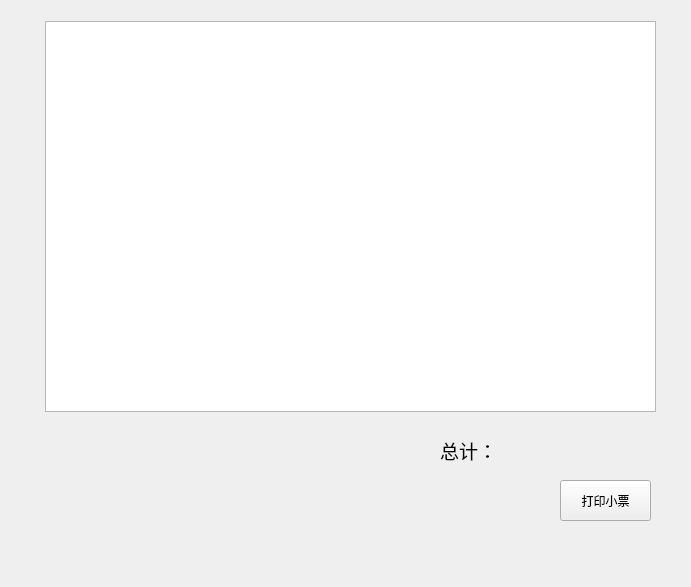
Before: the Qt Designer form item/Supermarket_management_system/bill.ui in hewei-bit/QT-Learing, drawn with Qt 5.
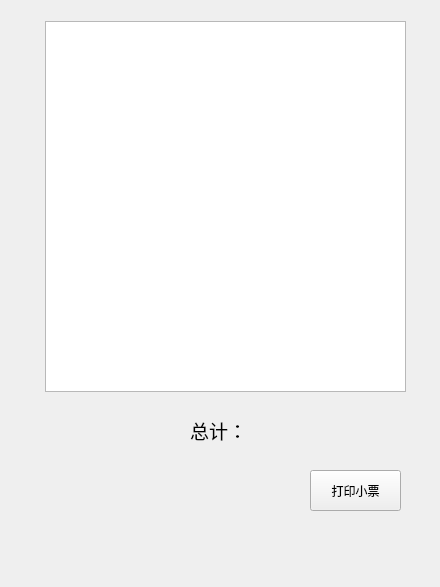
After: the same form once the commit is applied.

Patch:
```diff
--- a/item/Supermarket_management_system/bill.ui
+++ b/item/Supermarket_management_system/bill.ui
@@ -6,7 +6,7 @@
    <rect>
     <x>0</x>
     <y>0</y>
-    <width>691</width>
+    <width>440</width>
     <height>587</height>
    </rect>
   </property>
@@ -20,8 +20,8 @@
    <widget class="QPushButton" name="return_Btn">
     <property name="geometry">
      <rect>
-      <x>560</x>
-      <y>480</y>
+      <x>310</x>
+      <y>470</y>
       <width>91</width>
       <height>41</height>
      </rect>
@@ -35,16 +35,16 @@
      <rect>
       <x>45</x>
       <y>21</y>
-      <width>611</width>
-      <height>391</height>
+      <width>361</width>
+      <height>371</height>
      </rect>
     </property>
    </widget>
    <widget class="QLabel" name="label">
     <property name="geometry">
      <rect>
-      <x>440</x>
-      <y>430</y>
+      <x>190</x>
+      <y>410</y>
       <width>211</width>
       <height>41</height>
      </rect>
```
Left out of the diff: 2 changed lines with no effect on the pictures.
